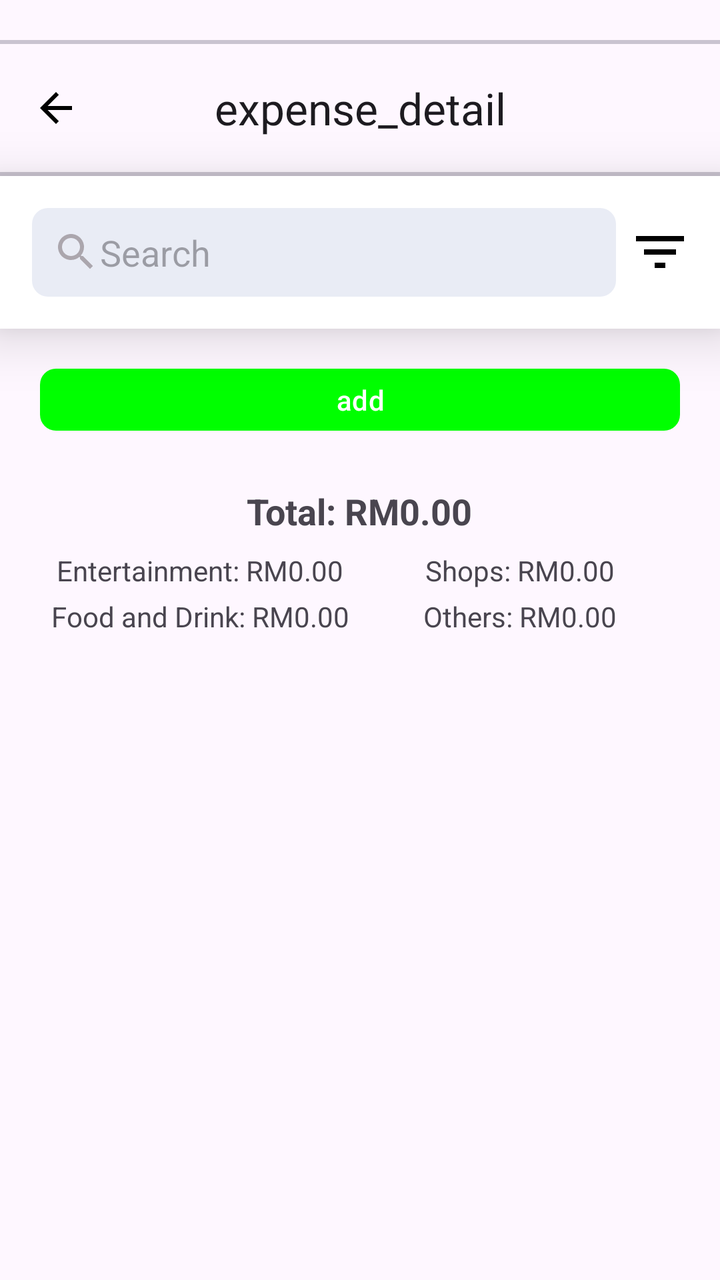
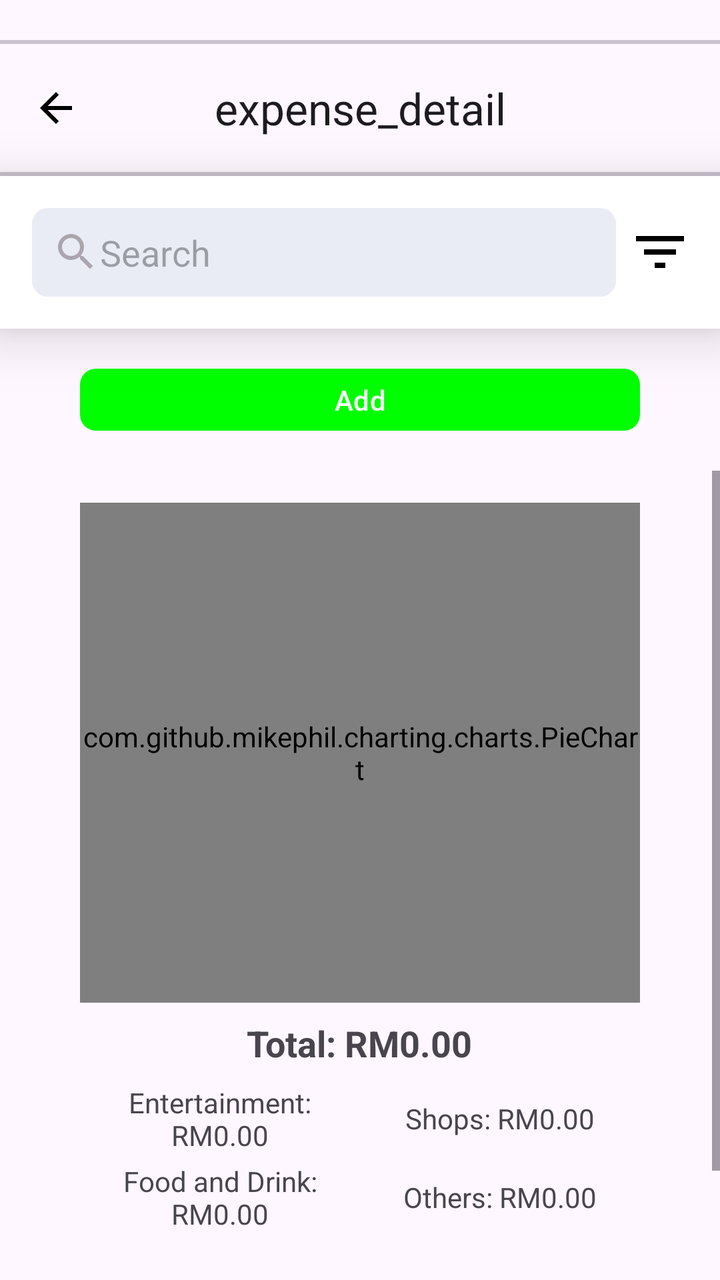

Two renders of the same Android screen: before a commit and after it. Below are the layout's source before the change and the commit's diff.
<!-- AndroidManifest.xml: application theme Theme.ExpensesRecorder -->
<!-- res/layout/fragment_expense_detail.xml -->
<?xml version="1.0" encoding="utf-8"?>
<LinearLayout xmlns:android="http://schemas.android.com/apk/res/android"
    xmlns:tools="http://schemas.android.com/tools"
    xmlns:app="http://schemas.android.com/apk/res-auto"
    android:layout_width="match_parent"
    android:layout_height="match_parent"
    android:clickable="true"
    android:orientation="vertical"
    android:paddingTop="20dp"
    tools:context=".ui.detail.ExpenseDetailFragment">

    <com.google.android.material.divider.MaterialDivider
        android:layout_width="match_parent"
        android:layout_height="2dp" />

    <com.google.android.material.appbar.MaterialToolbar
        android:id="@+id/mtDetails"
        android:layout_width="match_parent"
        android:layout_height="?attr/actionBarSize"
        app:navigationIcon="@drawable/ic_arrow_back"
        app:title="expense_detail"
        app:titleCentered="true" />

    <com.google.android.material.divider.MaterialDivider
        android:layout_width="match_parent"
        android:layout_height="2dp" />

    <LinearLayout
        android:layout_width="match_parent"
        android:layout_height="wrap_content"
        android:background="@color/white"
        android:elevation="16dp"
        android:paddingVertical="16dp"
        android:paddingStart="16dp"
        android:paddingEnd="8dp">

        <EditText
            android:id="@+id/etSearch"
            android:layout_width="0dp"
            android:layout_height="wrap_content"
            android:layout_weight="1"
            android:background="@drawable/search_bar_bg"
            android:drawableStart="@drawable/ic_search"
            android:hint="Search" />

        <ImageView
            android:id="@+id/ivSort"
            android:layout_width="wrap_content"
            android:layout_height="wrap_content"
            android:layout_gravity="center_vertical"
            android:layout_marginHorizontal="6dp"
            android:src="@drawable/ic_filter" />
    </LinearLayout>

    <LinearLayout
        android:layout_width="match_parent"
        android:layout_height="wrap_content"
        android:gravity="center"
        android:paddingHorizontal="20dp">

        <com.google.android.material.button.MaterialButton
            android:id="@+id/mbAdd"
            android:layout_width="match_parent"
            android:layout_height="match_parent"
            android:insetTop="20dp"
            android:insetBottom="20dp"
            android:paddingHorizontal="36dp"
            android:clickable="true"
            android:text="add"
            app:backgroundTint="@color/green"
            app:cornerRadius="8dp" />
    </LinearLayout>

    
    <LinearLayout
        android:layout_width="match_parent"
        android:layout_height="wrap_content"
        android:orientation="vertical"
        android:gravity="center_horizontal"
        android:paddingHorizontal="20dp"
        android:paddingVertical="8dp">

        
        <TextView
            android:id="@+id/tvTotal"
            android:layout_width="wrap_content"
            android:layout_height="wrap_content"
            android:text="Total: RM0.00"
            android:textStyle="bold"
            android:textSize="18sp"
            android:layout_marginBottom="8dp" />

        
        <LinearLayout
            android:layout_width="match_parent"
            android:layout_height="wrap_content"
            android:orientation="horizontal"
            android:gravity="center"
            android:layout_marginBottom="4dp">

            <TextView
                android:id="@+id/tvEntertainmentTotal"
                android:layout_width="0dp"
                android:layout_height="wrap_content"
                android:layout_weight="1"
                android:gravity="center"
                android:text="Entertainment: RM0.00" />

            <TextView
                android:id="@+id/tvShopsTotal"
                android:layout_width="0dp"
                android:layout_height="wrap_content"
                android:layout_weight="1"
                android:gravity="center"
                android:text="Shops: RM0.00" />
        </LinearLayout>

        
        <LinearLayout
            android:layout_width="match_parent"
            android:layout_height="wrap_content"
            android:orientation="horizontal"
            android:gravity="center">

            <TextView
                android:id="@+id/tvFoodTotal"
                android:layout_width="0dp"
                android:layout_height="wrap_content"
                android:layout_weight="1"
                android:gravity="center"
                android:text="Food and Drink: RM0.00" />

            <TextView
                android:id="@+id/tvOthersTotal"
                android:layout_width="0dp"
                android:layout_height="wrap_content"
                android:layout_weight="1"
                android:gravity="center"
                android:text="Others: RM0.00" />
        </LinearLayout>

    </LinearLayout>

    <ScrollView
        android:layout_width="match_parent"
        android:layout_height="wrap_content">

    <LinearLayout
        android:layout_width="match_parent"
        android:layout_height="wrap_content"
        android:orientation="vertical"
        android:paddingHorizontal="20dp">













































































        <androidx.recyclerview.widget.RecyclerView
            android:id="@+id/rvExpenses"
            android:layout_width="match_parent"
            android:layout_height="0dp"
            android:layout_weight="1"
            android:clipToPadding="false"
            android:paddingTop="4dp"
            android:paddingBottom="75dp" />

    </LinearLayout>

    </ScrollView>


</LinearLayout>
<!-- resources referenced by this layout -->
<resources>
  <color name="green">#FF00FF00</color>
  <color name="white">#FFFFFFFF</color>
  <!-- drawable ic_arrow_back (drawable) -->
  <vector xmlns:android="http://schemas.android.com/apk/res/android" android:autoMirrored="true" android:height="24dp" android:tint="#000000" android:viewportHeight="24" android:viewportWidth="24" android:width="24dp">
        
      <path android:fillColor="@android:color/white" android:pathData="M20,11H7.83l5.59,-5.59L12,4l-8,8 8,8 1.41,-1.41L7.83,13H20v-2z"/>
      
  </vector>
  <!-- drawable ic_filter (drawable) -->
  <vector xmlns:android="http://schemas.android.com/apk/res/android" android:height="32dp" android:tint="#000000" android:viewportHeight="24" android:viewportWidth="24" android:width="32dp">
        
      <path android:fillColor="@android:color/white" android:pathData="M10,18h4v-2h-4v2zM3,6v2h18L21,6L3,6zM6,13h12v-2L6,11v2z"/>
      
  </vector>
  <!-- drawable ic_search (drawable) -->
  <vector xmlns:android="http://schemas.android.com/apk/res/android" android:height="24dp" android:tint="@color/hint_gray" android:viewportHeight="24" android:viewportWidth="24" android:width="24dp">
        
      <path android:fillColor="@android:color/white" android:pathData="M15.5,14h-0.79l-0.28,-0.27C15.41,12.59 16,11.11 16,9.5 16,5.91 13.09,3 9.5,3S3,5.91 3,9.5 5.91,16 9.5,16c1.61,0 3.09,-0.59 4.23,-1.57l0.27,0.28v0.79l5,4.99L20.49,19l-4.99,-5zM9.5,14C7.01,14 5,11.99 5,9.5S7.01,5 9.5,5 14,7.01 14,9.5 11.99,14 9.5,14z"/>
      
  </vector>
  <!-- drawable search_bar_bg (drawable) -->
  <?xml version="1.0" encoding="utf-8"?>
  <selector xmlns:android="http://schemas.android.com/apk/res/android">
      <item android:state_enabled="true" android:state_focused="true">
          <shape android:shape="rectangle">
              <padding android:bottom="10dp" android:left="10dp" android:right="10dp" android:top="10dp" />
              <solid android:color="@color/gray"/>
              <corners android:radius="8dp" />
          </shape>
      </item>
  
      <item android:state_enabled="true">
          <shape android:shape="rectangle">
              <padding android:bottom="10dp" android:left="10dp" android:right="10dp" android:top="10dp" />
              <solid android:color="@color/gray"/>
              <corners android:radius="8dp" />
          </shape>
      </item>
  </selector>
  <style name="Theme.ExpensesRecorder" parent="Base.Theme.ExpensesRecorder" />
  <color name="hint_gray">#ABA6AD</color>
  <color name="gray">#E9ECF5</color>
  <style name="Base.Theme.ExpensesRecorder" parent="Theme.Material3.DayNight.NoActionBar">
          
          
      </style>
</resources>

<!-- the commit's change to res/layout/fragment_expense_detail.xml (unified diff, before → after) -->
@@ -6,12 +6,12 @@
     android:layout_height="match_parent"
     android:clickable="true"
     android:orientation="vertical"
-    android:paddingTop="20dp"
+    android:paddingTop="@dimen/xxl"
     tools:context=".ui.detail.ExpenseDetailFragment">
 
     <com.google.android.material.divider.MaterialDivider
         android:layout_width="match_parent"
-        android:layout_height="2dp" />
+        android:layout_height="@dimen/xxxxs" />
 
     <com.google.android.material.appbar.MaterialToolbar
         android:id="@+id/mtDetails"
@@ -23,123 +23,63 @@
 
     <com.google.android.material.divider.MaterialDivider
         android:layout_width="match_parent"
-        android:layout_height="2dp" />
+        android:layout_height="@dimen/xxxxs" />
 
     <LinearLayout
         android:layout_width="match_parent"
         android:layout_height="wrap_content"
         android:background="@color/white"
-        android:elevation="16dp"
-        android:paddingVertical="16dp"
-        android:paddingStart="16dp"
-        android:paddingEnd="8dp">
+        android:elevation="@dimen/xl"
+        android:paddingVertical="@dimen/xl"
+        android:paddingStart="@dimen/xl"
+        android:paddingEnd="@dimen/xs">
 
         <EditText
             android:id="@+id/etSearch"
-            android:layout_width="0dp"
+            android:layout_width="@dimen/none"
             android:layout_height="wrap_content"
             android:layout_weight="1"
             android:background="@drawable/search_bar_bg"
             android:drawableStart="@drawable/ic_search"
-            android:hint="Search" />
+            android:hint="@string/search" />
 
         <ImageView
             android:id="@+id/ivSort"
             android:layout_width="wrap_content"
             android:layout_height="wrap_content"
             android:layout_gravity="center_vertical"
-            android:layout_marginHorizontal="6dp"
+            android:layout_marginHorizontal="@dimen/xxs"
             android:src="@drawable/ic_filter" />
     </LinearLayout>
 
     <LinearLayout
         android:layout_width="match_parent"
         android:layout_height="wrap_content"
-        android:gravity="center"
-        android:paddingHorizontal="20dp">
+        android:orientation="vertical"
+        android:paddingHorizontal="@dimen/xxl">
 
-        <com.google.android.material.button.MaterialButton
-            android:id="@+id/mbAdd"
-            android:layout_width="match_parent"
-            android:layout_height="match_parent"
-            android:insetTop="20dp"
-            android:insetBottom="20dp"
-            android:paddingHorizontal="36dp"
-            android:clickable="true"
-            android:text="add"
-            app:backgroundTint="@color/green"
-            app:cornerRadius="8dp" />
-    </LinearLayout>
-
-    
-    <LinearLayout
-        android:layout_width="match_parent"
-        android:layout_height="wrap_content"
-        android:orientation="vertical"
-        android:gravity="center_horizontal"
-        android:paddingHorizontal="20dp"
-        android:paddingVertical="8dp">
-
-        
-        <TextView
-            android:id="@+id/tvTotal"
-            android:layout_width="wrap_content"
-            android:layout_height="wrap_content"
-            android:text="Total: RM0.00"
-            android:textStyle="bold"
-            android:textSize="18sp"
-            android:layout_marginBottom="8dp" />
-
-        
         <LinearLayout
             android:layout_width="match_parent"
             android:layout_height="wrap_content"
-            android:orientation="horizontal"
             android:gravity="center"
-            android:layout_marginBottom="4dp">
+            android:paddingHorizontal="@dimen/xxl">
 
-            <TextView
-                android:id="@+id/tvEntertainmentTotal"
-                android:layout_width="0dp"
-                android:layout_height="wrap_content"
-                android:layout_weight="1"
-                android:gravity="center"
-                android:text="Entertainment: RM0.00" />
-
-            <TextView
-                android:id="@+id/tvShopsTotal"
-                android:layout_width="0dp"
-                android:layout_height="wrap_content"
-                android:layout_weight="1"
-                android:gravity="center"
-                android:text="Shops: RM0.00" />
-        </LinearLayout>
-
-        
-        <LinearLayout
-            android:layout_width="match_parent"
-            android:layout_height="wrap_content"
-            android:orientation="horizontal"
-            android:gravity="center">
-
-            <TextView
-                android:id="@+id/tvFoodTotal"
-                android:layout_width="0dp"
-                android:layout_height="wrap_content"
-                android:layout_weight="1"
-                android:gravity="center"
-                android:text="Food and Drink: RM0.00" />
-
-            <TextView
-                android:id="@+id/tvOthersTotal"
-                android:layout_width="0dp"
-                android:layout_height="wrap_content"
-                android:layout_weight="1"
-                android:gravity="center"
-                android:text="Others: RM0.00" />
+            <com.google.android.material.button.MaterialButton
+                android:id="@+id/mbAdd"
+                android:layout_width="match_parent"
+                android:layout_height="match_parent"
+                android:insetTop="@dimen/xxl"
+                android:insetBottom="@dimen/xxl"
+                android:paddingHorizontal="@dimen/xxxxxl"
+                android:clickable="true"
+                android:text="@string/add"
+                app:backgroundTint="@color/green"
+                app:cornerRadius="@dimen/xs" />
         </LinearLayout>
 
     </LinearLayout>
+
+
 
     <ScrollView
         android:layout_width="match_parent"
@@ -149,92 +89,94 @@
         android:layout_width="match_parent"
         android:layout_height="wrap_content"
         android:orientation="vertical"
-        android:paddingHorizontal="20dp">
+        android:paddingHorizontal="@dimen/xxl">
 
 
 
+        
+        <LinearLayout
+            android:layout_width="match_parent"
+            android:layout_height="wrap_content"
+            android:orientation="vertical"
+            android:gravity="center_horizontal"
+            android:paddingHorizontal="@dimen/xxl"
+            android:paddingVertical="@dimen/xs">
 
+            <com.github.mikephil.charting.charts.PieChart
+                android:id="@+id/pieChart"
+                android:layout_width="match_parent"
+                android:layout_height="@dimen/pi_chart_size"
+                android:layout_marginTop="@dimen/xs"
+                android:layout_marginBottom="@dimen/xs" />
 
+            
+            <TextView
+                android:id="@+id/tvTotal"
+                android:layout_width="wrap_content"
+                android:layout_height="wrap_content"
+                android:text="@string/total"
+                android:textStyle="bold"
+                android:textSize="@dimen/tx_xl"
+                android:layout_marginBottom="@dimen/xs" />
 
+            
+            <LinearLayout
+                android:layout_width="match_parent"
+                android:layout_height="wrap_content"
+                android:orientation="horizontal"
+                android:gravity="center"
+                android:layout_marginBottom="@dimen/xxxs">
 
+                <TextView
+                    android:id="@+id/tvEntertainmentTotal"
+                    android:layout_width="@dimen/none"
+                    android:layout_height="wrap_content"
+                    android:layout_weight="1"
+                    android:gravity="center"
+                    android:text="@string/entertainment_total" />
 
+                <TextView
+                    android:id="@+id/tvShopsTotal"
+                    android:layout_width="@dimen/none"
+                    android:layout_height="wrap_content"
+                    android:layout_weight="1"
+                    android:gravity="center"
+                    android:text="@string/shops_total" />
+            </LinearLayout>
 
+            
+            <LinearLayout
+                android:layout_width="match_parent"
+                android:layout_height="wrap_content"
+                android:orientation="horizontal"
+                android:gravity="center">
 
+                <TextView
+                    android:id="@+id/tvFoodTotal"
+                    android:layout_width="@dimen/none"
+                    android:layout_height="wrap_content"
+                    android:layout_weight="1"
+                    android:gravity="center"
+                    android:text="@string/fnd_total" />
 
+                <TextView
+                    android:id="@+id/tvOthersTotal"
+                    android:layout_width="@dimen/none"
+                    android:layout_height="wrap_content"
+                    android:layout_weight="1"
+                    android:gravity="center"
+                    android:text="@string/other_total" />
+            </LinearLayout>
 
-
-
-
-
-
-
-
-
-
-
-
-
-
-
-
-
-
-
-
-
-
-
-
-
-
-
-
-
-
-
-
-
-
-
-
-
-
-
-
-
-
-
-
-
-
-
-
-
-
-
-
-
-
-
-
-
-
-
-
-
-
-
-
-
-
+        </LinearLayout>
         <androidx.recyclerview.widget.RecyclerView
             android:id="@+id/rvExpenses"
             android:layout_width="match_parent"
-            android:layout_height="0dp"
+            android:layout_height="@dimen/none"
             android:layout_weight="1"
             android:clipToPadding="false"
-            android:paddingTop="4dp"
-            android:paddingBottom="75dp" />
+            android:paddingTop="@dimen/xxxs"
+            android:paddingBottom="@dimen/recycler_bot_pad" />
 
     </LinearLayout>
 
<!-- resource entries referenced after the edit -->
@@ -2,6 +2,17 @@
 <resources>
   <color name="green">#FF00FF00</color>
   <color name="white">#FFFFFFFF</color>
+  <dimen name="none">0dp</dimen>
+  <dimen name="pi_chart_size">250dp</dimen>
+  <dimen name="recycler_bot_pad">75dp</dimen>
+  <dimen name="tx_xl">18sp</dimen>
+  <dimen name="xl">16dp</dimen>
+  <dimen name="xs">8dp</dimen>
+  <dimen name="xxl">20dp</dimen>
+  <dimen name="xxs">6dp</dimen>
+  <dimen name="xxxs">4dp</dimen>
+  <dimen name="xxxxs">2dp</dimen>
+  <dimen name="xxxxxl">36dp</dimen>
   <!-- drawable ic_arrow_back (drawable) -->
   <vector xmlns:android="http://schemas.android.com/apk/res/android" android:autoMirrored="true" android:height="24dp" android:tint="#000000" android:viewportHeight="24" android:viewportWidth="24" android:width="24dp">
         
@@ -39,6 +50,13 @@
           </shape>
       </item>
   </selector>
+  <string name="add">Add</string>
+  <string name="entertainment_total">Entertainment: RM0.00</string>
+  <string name="fnd_total">Food and Drink: RM0.00</string>
+  <string name="other_total">Others: RM0.00</string>
+  <string name="search">Search</string>
+  <string name="shops_total">Shops: RM0.00</string>
+  <string name="total">Total: RM0.00</string>
   <style name="Theme.ExpensesRecorder" parent="Base.Theme.ExpensesRecorder" />
   <color name="hint_gray">#ABA6AD</color>
   <color name="gray">#E9ECF5</color>
